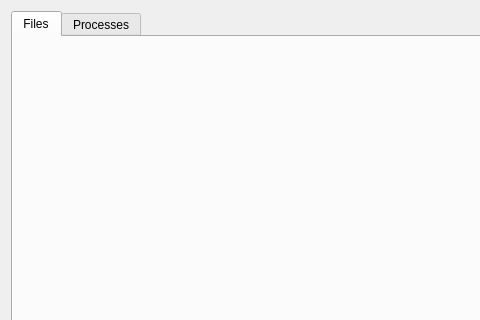
Old version of the form m0n1t0r-ui/src/widget/client/client_tab.ui in the repository MMitsuha/m0n1t0r; both pictures show x 0 to 480 and y 0 to 320 of the 881 by 527 pixel window.
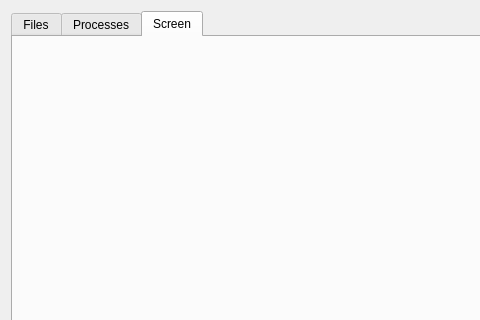
New version of the form. The open tabs and pages were chosen to show the change.

```diff
--- a/m0n1t0r-ui/src/widget/client/client_tab.ui
+++ b/m0n1t0r-ui/src/widget/client/client_tab.ui
@@ -31,6 +31,12 @@
       </attribute>
       <layout class="QGridLayout" name="gridLayout_4"/>
      </widget>
+     <widget class="QWidget" name="tabScreen">
+      <attribute name="title">
+       <string>Screen</string>
+      </attribute>
+      <layout class="QGridLayout" name="gridLayout_3"/>
+     </widget>
     </widget>
    </item>
   </layout>
```
